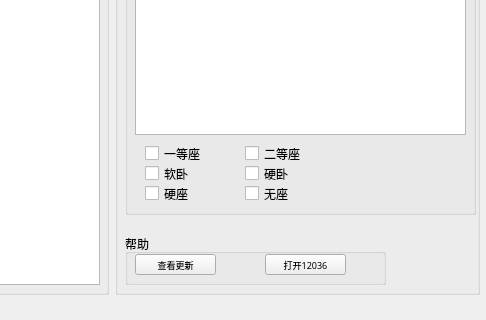
This is main.ui in slan-ning/xilinTicketV2 as Qt 5 draws it before an edit; both pictures show x 491 to 977 and y 336 to 656 of the 977 by 656 pixel window. The edited form follows.
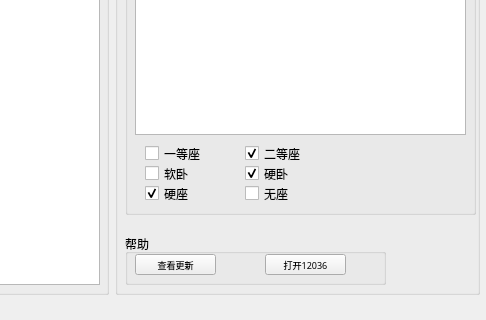
This is the edited form. Custom widgets are drawn as their Qt base class.

```diff
--- a/main.ui
+++ b/main.ui
@@ -356,6 +356,9 @@
          <property name="text">
           <string>二等座</string>
          </property>
+         <property name="checked">
+          <bool>true</bool>
+         </property>
         </widget>
         <widget class="QCheckBox" name="cb_soft_bed">
          <property name="geometry">
@@ -382,6 +385,9 @@
          <property name="text">
           <string>硬卧</string>
          </property>
+         <property name="checked">
+          <bool>true</bool>
+         </property>
         </widget>
         <widget class="QCheckBox" name="cb_hard_seat">
          <property name="geometry">
@@ -395,6 +401,9 @@
          <property name="text">
           <string>硬座</string>
          </property>
+         <property name="checked">
+          <bool>true</bool>
+         </property>
         </widget>
         <widget class="QCheckBox" name="cb_stand">
          <property name="geometry">
```
